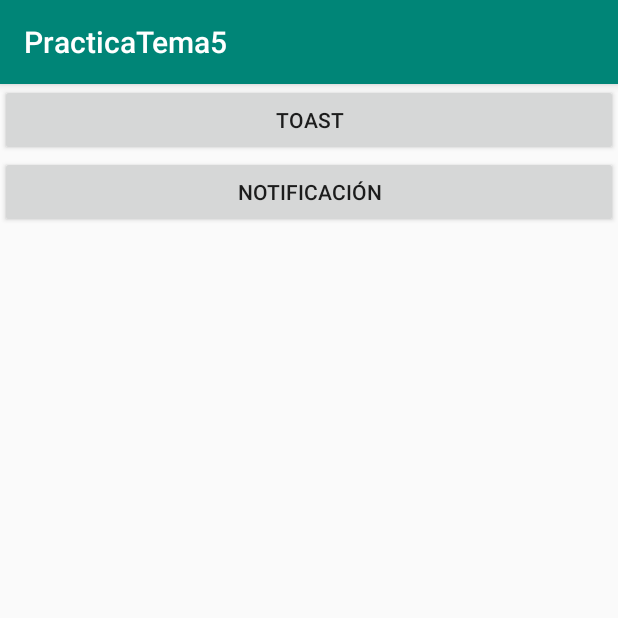
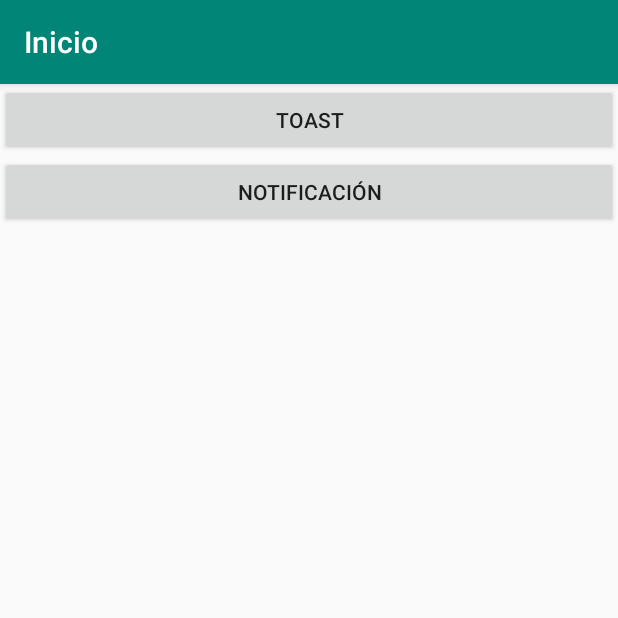
Before and after one commit to Alexdiazruiz3/PracticaTema5, an Android app: the screen it shows after launch (MainActivity), on a phone screen of 412 x 824 dp, the top half of it. Run offline under Robolectric (Android 15) with nearby library versions, the phone set to English and light mode, and no system bars.

Commit message:
Cambios en el título de la pantalla principal

```diff
--- a/app/src/main/java/com/example/practicatema5/MainActivity.java
+++ b/app/src/main/java/com/example/practicatema5/MainActivity.java
@@ -14,6 +14,7 @@ public class MainActivity extends AppCompatActivity {
     protected void onCreate(Bundle savedInstanceState) {
         super.onCreate(savedInstanceState);
         setContentView(R.layout.activity_main);
+        setTitle("Inicio");
 
         Toast =(Button)findViewById(R.id.btnToast);
         Toast.setOnClickListener(new View.OnClickListener() {
```
